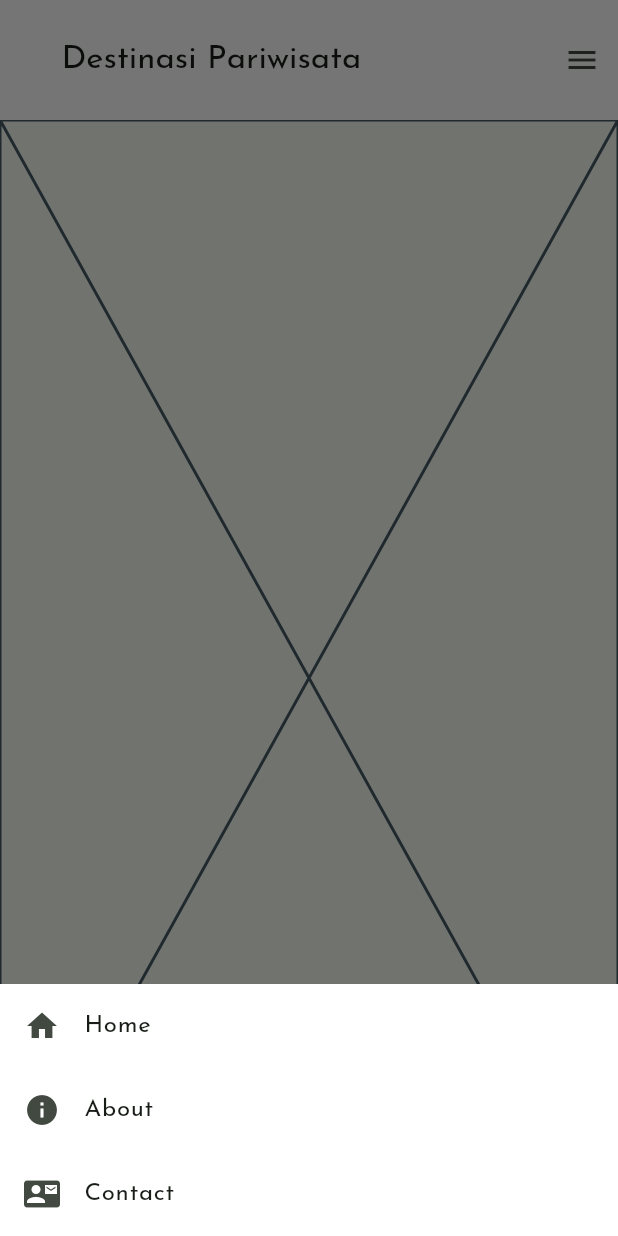
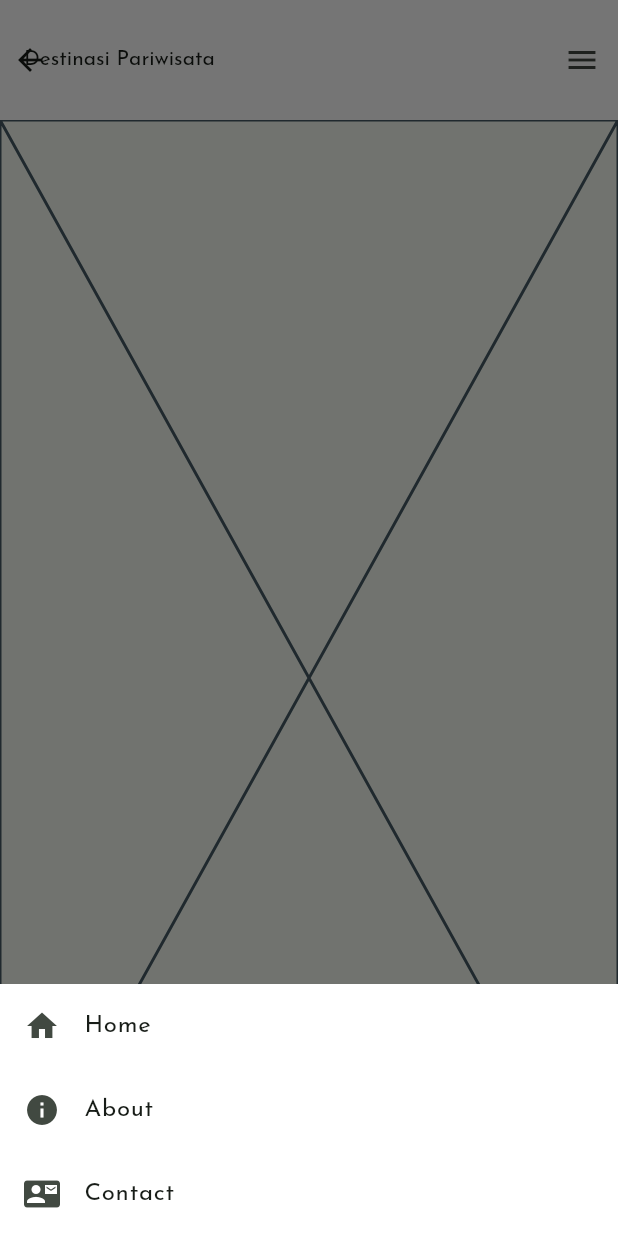
Before and after one commit to MrFatra/tourism_app, a Flutter app: the DestinationDetail screen opened directly with empty values, after a tap on the "menu" icon, on a phone screen of 412 x 824 dp. Run offline on Flutter 3.47's test engine with Material 3 defaults, Android fonts, the phone set to English and light mode, and no system bars; our stand-ins replace bloc, cloud_firestore, equatable, firebase_core, flutter_animate, flutter_bloc and 2 more; accounts and stored records are empty; generated files the repository leaves out were written again.

Commit message:
style(appbar): separate widget & change responsiveness

```diff
--- a/lib/material.dart
+++ b/lib/material.dart
@@ -2,6 +2,7 @@ import 'package:flutter/material.dart';
 import 'package:google_fonts/google_fonts.dart';
 import 'package:responsive_framework/responsive_framework.dart';
 import 'package:tourism_app/helper/constant.dart';
+import 'package:tourism_app/widgets/appbar.dart';
 
 import 'screens/home.dart';
 
@@ -42,7 +43,12 @@ class MyMaterial extends StatelessWidget {
           ),
         ),
       ),
-      home: const Home(),
+      home: Builder(builder: (context) {
+        return Scaffold(
+          appBar: Navbar(init: true),
+          body: const Home(),
+        );
+      }),
     );
   }
 }
--- a/lib/screens/destination_detail.dart
+++ b/lib/screens/destination_detail.dart
@@ -1,5 +1,6 @@
 import 'package:flutter/material.dart';
 import 'package:responsive_framework/responsive_framework.dart';
+import 'package:tourism_app/widgets/appbar.dart';
 
 class DestinationDetail extends StatelessWidget {
   const DestinationDetail({super.key, required this.images});
@@ -8,81 +9,13 @@ class DestinationDetail extends StatelessWidget {
   @override
   Widget build(BuildContext context) {
     return Scaffold(
-      appBar: AppBar(
-          scrolledUnderElevation: 25,
-          toolbarHeight: 80,
-          backgroundColor: Colors.white,
-          leading: SizedBox(),
-          leadingWidth: 25,
-          title: Text('Destinasi Pariwisata'),
-          actions: [
-            ResponsiveVisibility(
-              visible: false,
-              visibleConditions: [Condition.largerThan(name: MOBILE)],
-              child: Container(
-                margin: EdgeInsets.only(right: 50),
-                child: Row(
-                  mainAxisAlignment: MainAxisAlignment.spaceBetween,
-                  children: [
-                    TextButton(
-                      onPressed: () => {},
-                      child: Text('Home'),
-                    ),
-                    TextButton(
-                      onPressed: () => {},
-                      child: Text('About'),
-                    ),
-                    TextButton(
-                      onPressed: () => {},
-                      child: Text('Contact'),
-                    ),
-                  ],
-                ),
-              ),
-            ),
-            ResponsiveVisibility(
-              visible: false,
-              visibleConditions: [Condition.smallerThan(name: TABLET)],
-              child: IconButton(
-                icon: Icon(Icons.menu),
-                onPressed: () {
-                  showModalBottomSheet(
-                    context: context,
-                    builder: (context) => Container(
-                      color: Colors.white,
-                      child: Column(
-                        mainAxisSize: MainAxisSize.min,
-                        children: [
-                          ListTile(
-                            leading: Icon(Icons.home),
-                            title: Text('Home'),
-                            onTap: () {},
-                          ),
-                          ListTile(
-                            leading: Icon(Icons.info),
-                            title: Text('About'),
-                            onTap: () {},
-                          ),
-                          ListTile(
-                            leading: Icon(Icons.contact_mail),
-                            title: Text('Contact'),
-                            onTap: () {},
-                          ),
-                        ],
-                      ),
-                    ),
-                  );
-                },
-              ),
-            ),
-          ],
+      appBar: Navbar(),
+      body: Placeholder(
+          child: ListView.builder(
+            itemCount: images.length,
+            itemBuilder: (context, index) => Image.network(images[index]),
+          ),
         ),
-      body: Placeholder(
-        child: ListView.builder(
-          itemCount: images.length,
-          itemBuilder: (context, index) => Image.network(images[index]),
-        ),
-      ),
     );
   }
 }
--- /dev/null
+++ b/lib/widgets/appbar.dart
@@ -0,0 +1,126 @@
+import 'package:flutter/material.dart';
+import 'package:flutter_animate/flutter_animate.dart';
+import 'package:responsive_framework/responsive_framework.dart';
+
+class Navbar extends StatelessWidget implements PreferredSizeWidget {
+  final bool? init;
+
+  const Navbar({this.init = false, super.key});
+
+  @override
+  Widget build(BuildContext context) {
+    Widget appBar = AppBar(
+      scrolledUnderElevation: 25,
+      toolbarHeight: 80,
+      backgroundColor: Colors.white,
+      leading: ResponsiveBreakpoints.of(context).between(PHONE, TABLET)
+          ? null
+          : SizedBox(),
+      leadingWidth:
+          ResponsiveBreakpoints.of(context).between(PHONE, TABLET) ? 0 : 25,
+      title: Row(
+        crossAxisAlignment: CrossAxisAlignment.center,
+        children: [
+          Text(
+            'Destinasi Pariwisata',
+            style: TextStyle(
+                fontSize: ResponsiveBreakpoints.of(context).smallerThan(MOBILE)
+                    ? 14
+                    : 20),
+          ),
+          ResponsiveVisibility(
+            visible: false,
+            visibleConditions: [Condition.equals(name: DESKTOP)],
+            child: Expanded(
+              child: Row(
+                mainAxisAlignment: MainAxisAlignment.center,
+                children: [
+                  TextButton(
+                    onPressed: () => {},
+                    child: Text('Home'),
+                  ),
+                  TextButton(
+                    onPressed: () => {},
+                    child: Text('About'),
+                  ),
+                  TextButton(
+                    onPressed: () => {},
+                    child: Text('Contact'),
+                  ),
+                ],
+              ),
+            ),
+          ),
+        ],
+      ),
+      actions: [
+        ResponsiveVisibility(
+          visible: false,
+          visibleConditions: [Condition.largerThan(name: TABLET)],
+          child: Container(
+            margin: EdgeInsets.only(right: 50),
+            child: Row(
+              mainAxisAlignment: MainAxisAlignment.spaceBetween,
+              children: [
+                TextButton(onPressed: () => {}, child: Text('Register')),
+                ElevatedButton(
+                  onPressed: () => {},
+                  child: Text('Login'),
+                  style: ElevatedButton.styleFrom(
+                      padding: EdgeInsets.symmetric(horizontal: 20),
+                      elevation: 0),
+                ),
+              ],
+            ),
+          ),
+        ),
+        ResponsiveVisibility(
+          visible: false,
+          visibleConditions: [Condition.smallerThan(name: DESKTOP)],
+          child: IconButton(
+            icon: Icon(Icons.menu),
+            onPressed: () {
+              showModalBottomSheet(
+                context: context,
+                builder: (context) => Container(
+                  color: Colors.white,
+                  child: Column(
+                    mainAxisSize: MainAxisSize.min,
+                    children: [
+                      ListTile(
+                        leading: Icon(Icons.home),
+                        title: Text('Home'),
+                        onTap: () {},
+                      ),
+                      ListTile(
+                        leading: Icon(Icons.info),
+                        title: Text('About'),
+                        onTap: () {},
+                      ),
+                      ListTile(
+                        leading: Icon(Icons.contact_mail),
+                        title: Text('Contact'),
+                        onTap: () {},
+                      ),
+                    ],
+                  ),
+                ),
+              );
+            },
+          ),
+        ),
+      ],
+    );
+
+    return init!
+        ? appBar.animate().slideY(
+              duration: 500.ms,
+              curve: Curves.easeIn,
+              begin: -1,
+            )
+        : appBar;
+  }
+
+  @override
+  Size get preferredSize => Size.fromHeight(80);
+}
```
